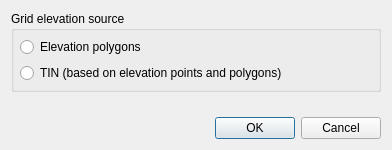
Above: flo2d/ui/grid_elevation.ui from FLO-2DSoftware/qgis-flo-2d-plugin before the change. Below: the same form after it.
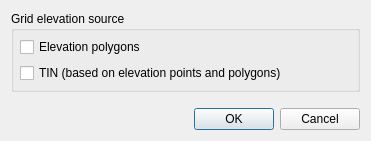
That is the form after the change.

Commit message: Added option for using multiple grid correction methods. Improved TIN probing method. Dock widgets are now visible after connecting to GeoPackage.

The edit to the form file:
```diff
--- a/flo2d/ui/grid_elevation.ui
+++ b/flo2d/ui/grid_elevation.ui
@@ -6,8 +6,8 @@
    <rect>
     <x>0</x>
     <y>0</y>
-    <width>392</width>
-    <height>150</height>
+    <width>371</width>
+    <height>141</height>
    </rect>
   </property>
   <property name="sizePolicy">
@@ -30,14 +30,14 @@
        <number>6</number>
       </property>
       <item>
-       <widget class="QRadioButton" name="elev_polygons_radio">
+       <widget class="QCheckBox" name="elev_polygons_chbox">
         <property name="text">
          <string>Elevation polygons</string>
         </property>
        </widget>
       </item>
       <item>
-       <widget class="QRadioButton" name="elev_tin_radio">
+       <widget class="QCheckBox" name="elev_tin_chbox">
         <property name="text">
          <string>TIN (based on elevation points and polygons)</string>
         </property>
```
The commit also changes 3 other files.
